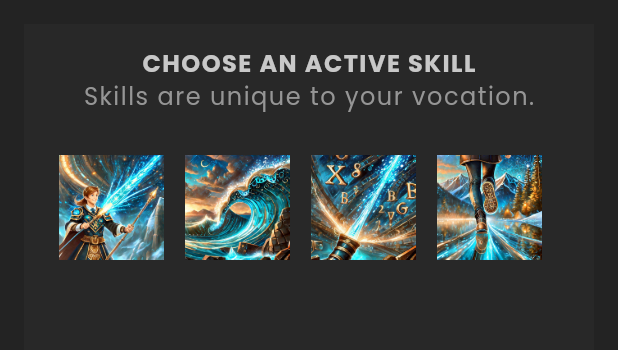
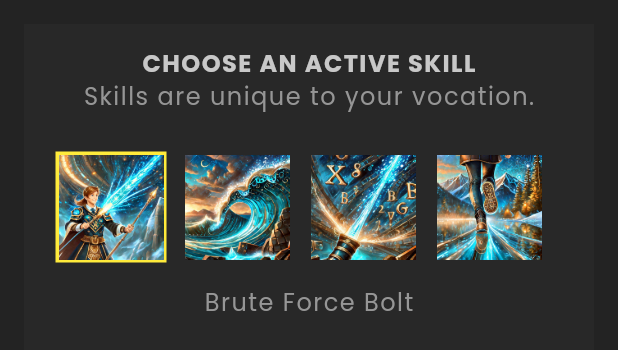
Before and after one commit to hasangoli/rpg, a Flutter app: the SkillList widget shown alone on an empty page, opened directly with sample values from the repository, on a phone screen of 412 x 824 dp. Shown: the top 350 px of the screen. Run offline on Flutter 3.47's test engine with Material 3 defaults, Android fonts, the light colour scheme and no system bars; our stand-ins replace google_fonts.

Commit message:
Skills update added

```diff
--- a/lib/screens/profile/skill_list.dart
+++ b/lib/screens/profile/skill_list.dart
@@ -15,12 +15,21 @@ class SkillList extends StatefulWidget {
 
 class _SkillListState extends State<SkillList> {
   late List<Skill> availableSkills;
+  late Skill selectedSkill;
 
   @override
   void initState() {
     availableSkills = allSkills.where((skill) {
       return skill.vocation == widget.character.vocation;
     }).toList();
+
+    if (widget.character.skills.isEmpty) {
+      selectedSkill = availableSkills[0];
+    }
+
+    if (widget.character.skills.isNotEmpty) {
+      selectedSkill = widget.character.skills.first;
+    }
 
     super.initState();
   }
@@ -42,9 +51,20 @@ class _SkillListState extends State<SkillList> {
                 return Container(
                   margin: EdgeInsets.all(5),
                   padding: EdgeInsets.all(2),
-                  child: Image.asset(
-                    'assets/img/skills/${skill.image}',
-                    width: 70,
+                  color: skill == selectedSkill
+                      ? Colors.yellow
+                      : Colors.transparent,
+                  child: GestureDetector(
+                    onTap: () {
+                      setState(() {
+                        widget.character.updateSkill(skill);
+                        selectedSkill = skill;
+                      });
+                    },
+                    child: Image.asset(
+                      'assets/img/skills/${skill.image}',
+                      width: 70,
+                    ),
                   ),
                 );
               }).toList(),
@@ -52,6 +72,7 @@ class _SkillListState extends State<SkillList> {
             SizedBox(
               height: 10,
             ),
+            StyledText(selectedSkill.name),
           ],
         ),
       ),
```
